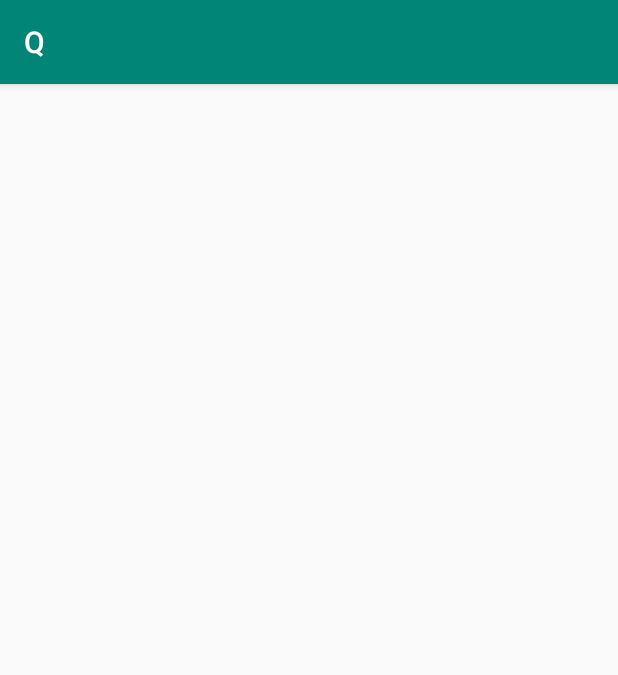
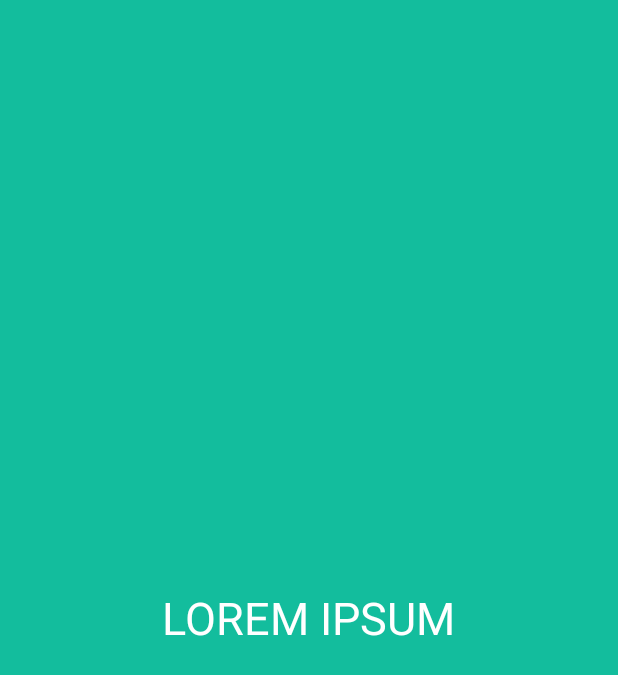
Before and after one commit to MarkAguirre26/LTO-Mock-Quiz, an Android app: the first screen one second after launch (LauncherActivity), on a phone screen of 412 x 824 dp. Shown: the top 675 px of the screen. Run offline under Robolectric (Android 15) with nearby library versions, the phone set to English and light mode, and no system bars.

Commit message:
initial commit

```diff
--- a/app/src/main/java/com/drive/q/LauncherActivity.java
+++ b/app/src/main/java/com/drive/q/LauncherActivity.java
@@ -1,13 +1,40 @@
 package com.drive.q;
 
+import android.app.Activity;
+import android.content.Intent;
+import android.os.CountDownTimer;
 import android.support.v7.app.AppCompatActivity;
 import android.os.Bundle;
 
-public class LauncherActivity extends AppCompatActivity {
+import com.drive.q.com.drive.q.utils.Screen;
+
+public class LauncherActivity extends Activity {
 
     @Override
     protected void onCreate(Bundle savedInstanceState) {
         super.onCreate(savedInstanceState);
+        Screen.setFullScreen(this);
         setContentView(R.layout.activity_launcher);
+
+
+        new CountDownTimer(3000, 1000) {
+            @Override
+            public void onTick(long millisUntilFinished) {
+
+            }
+
+            @Override
+            public void onFinish() {
+                Screen.setNextScreen(LauncherActivity.this,getApplicationContext());
+//                startActivity(new Intent(getApplicationContext(), LoginActivity.class));
+//                overridePendingTransition(0, 0);
+//                finish();
+            }
+        }.start();
+
+
+
+
+
     }
 }
--- /dev/null
+++ b/app/src/main/java/com/drive/q/com/drive/q/utils/Screen.java
@@ -0,0 +1,26 @@
+package com.drive.q.com.drive.q.utils;
+
+import android.app.Activity;
+
+import android.content.Context;
+import android.content.Intent;
+import android.view.WindowManager;
+
+import com.drive.q.MainActivity;
+
+
+public class Screen {
+
+
+    public static void setFullScreen(Activity activity) {
+        activity.getWindow().setFlags(WindowManager.LayoutParams.FLAG_FULLSCREEN, WindowManager.LayoutParams.FLAG_FULLSCREEN);
+    }
+
+
+    public static  void setNextScreen(Activity activity, Context ctx){
+
+        activity.startActivity(new Intent(ctx, MainActivity.class));
+        activity.overridePendingTransition(0, 0);
+        activity.finish();
+    }
+}
--- a/app/src/main/res/layout/activity_launcher.xml
+++ b/app/src/main/res/layout/activity_launcher.xml
@@ -1,9 +1,17 @@
 <?xml version="1.0" encoding="utf-8"?>
-<android.support.constraint.ConstraintLayout xmlns:android="http://schemas.android.com/apk/res/android"
+<RelativeLayout xmlns:android="http://schemas.android.com/apk/res/android"
     xmlns:app="http://schemas.android.com/apk/res-auto"
     xmlns:tools="http://schemas.android.com/tools"
     android:layout_width="match_parent"
     android:layout_height="match_parent"
+    android:background="@color/colorGreen"
     tools:context=".LauncherActivity">
 
-</android.support.constraint.ConstraintLayout>
+    <TextView
+        android:layout_width="wrap_content"
+        android:layout_height="wrap_content"
+        android:layout_centerInParent="true"
+        android:text="LOREM IPSUM"
+        android:textColor="@color/colorWhite"
+        android:textSize="30dp" />
+</RelativeLayout>
--- a/app/src/main/res/values/colors.xml
+++ b/app/src/main/res/values/colors.xml
@@ -2,5 +2,8 @@
 <resources>
     <color name="colorPrimary">#008577</color>
     <color name="colorPrimaryDark">#00574B</color>
-    <color name="colorAccent">#D81B60</color>
+    <!--<color name="colorAccent">#D81B60</color>-->
+    <color name="colorAccent">#13bd9d</color>
+    <color name="colorGreen">#13bd9d</color>
+    <color name="colorWhite">#FFFFFF</color>
 </resources>
--- a/app/src/main/res/values/styles.xml
+++ b/app/src/main/res/values/styles.xml
@@ -8,4 +8,6 @@
         <item name="colorAccent">@color/colorAccent</item>
     </style>
 
+
+
 </resources>
--- a/build.gradle
+++ b/build.gradle
@@ -7,7 +7,7 @@ buildscript {
 
     }
     dependencies {
-        classpath 'com.android.tools.build:gradle:3.3.2'
+        classpath 'com.android.tools.build:gradle:3.4.0'
 
         // NOTE: Do not place your application dependencies here; they belong
         // in the individual module build.gradle files
```
Also changed, not shown: app/src/main/AndroidManifest.xml (+11 -3 lines), app/src/main/java/com/drive/q/MainActivity.java (+32 -2 lines), app/src/main/java/com/drive/q/com/drive/q/service/ItemsService.java (added, +32 -0 lines), app/src/main/java/com/drive/q/model/Item.java (added, +71 -0 lines), app/src/main/res/drawable/button_border_green.xml (added, +9 -0 lines), app/src/main/res/layout/activity_main.xml (+13 -3 lines), gradle/wrapper/gradle-wrapper.properties.
